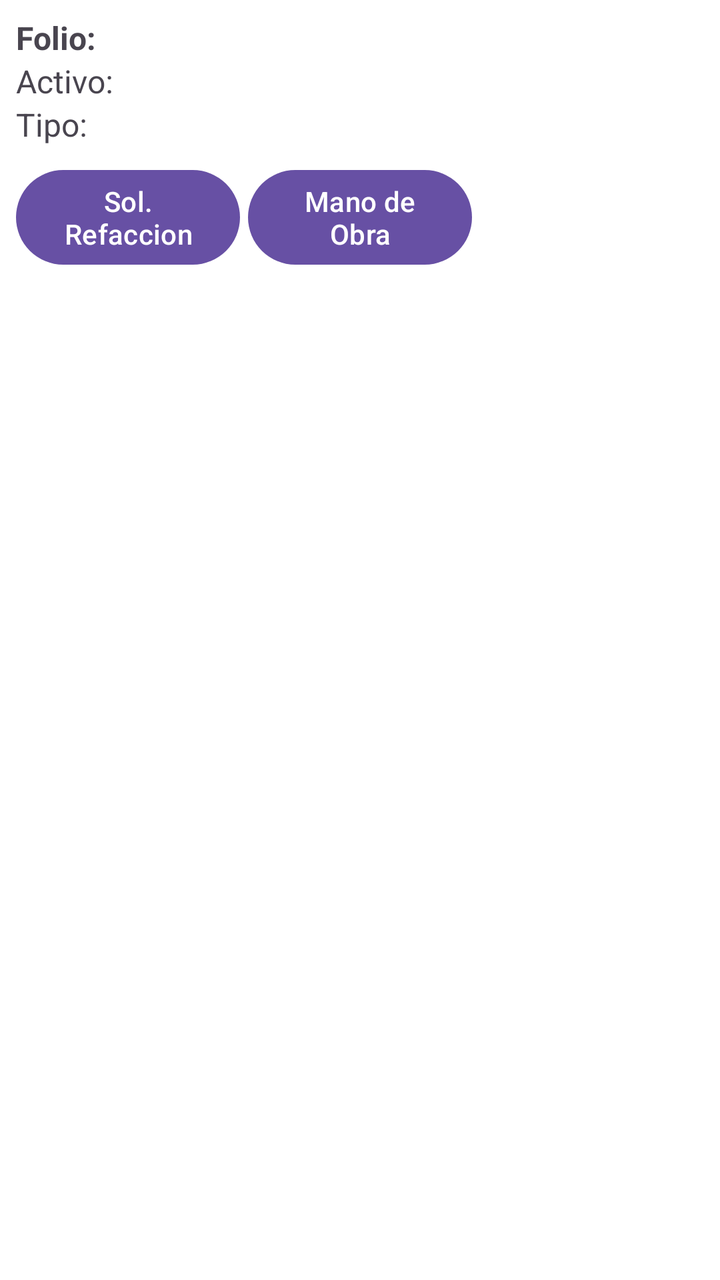
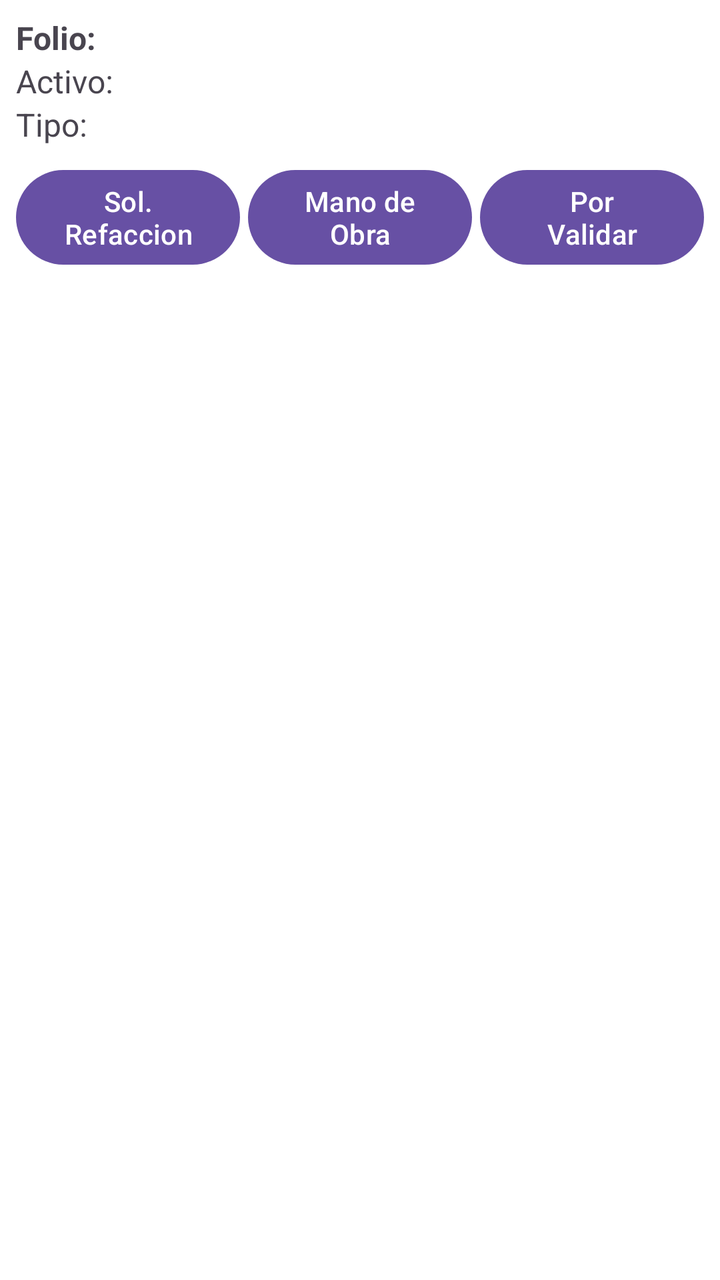

Screens rendered from an Android XML layout before and after an edit, with the pre-edit source and the edit as a unified diff.
<!-- AndroidManifest.xml: application theme Theme.Agroag_mro -->
<!-- res/layout/item_listado_ord.xml -->
<?xml version="1.0" encoding="utf-8"?>
<LinearLayout xmlns:android="http://schemas.android.com/apk/res/android"
    android:layout_width="match_parent"
    android:layout_height="wrap_content"
    android:orientation="vertical"
    android:padding="8dp"
    android:background="@android:color/white"
    android:layout_marginBottom="4dp"
    android:elevation="2dp">

    
    <TextView
        android:id="@+id/tvFolio"
        android:layout_width="wrap_content"
        android:layout_height="wrap_content"
        android:text="Folio:"
        android:textSize="16sp"
        android:textStyle="bold" />

    <TextView
        android:id="@+id/tvActivo"
        android:layout_width="wrap_content"
        android:layout_height="wrap_content"
        android:text="Activo:"
        android:textSize="16sp" />

    <TextView
        android:id="@+id/tvTipo"
        android:layout_width="wrap_content"
        android:layout_height="wrap_content"
        android:text="Tipo:"
        android:textSize="16sp" />

    
    <LinearLayout
        android:layout_width="match_parent"
        android:layout_height="wrap_content"
        android:orientation="horizontal"
        android:gravity="end"
        android:layout_marginTop="8dp">

        <Button
            android:id="@+id/btnsolicita"
            android:layout_width="0dp"
            android:layout_weight="1"
            android:layout_height="wrap_content"
            android:text="Sol. Refaccion"/>

        <Button
            android:id="@+id/btnCarga"
            android:layout_width="0dp"
            android:layout_height="wrap_content"
            android:layout_weight="1"
            android:text="Mano de Obra"
            android:layout_marginStart="4dp"
            android:layout_marginEnd="4dp" />

        <Button
            android:id="@+id/btnActivo"
            android:layout_width="0dp"
            android:layout_height="wrap_content"
            android:layout_weight="1"
            android:visibility="invisible"
            android:text="Registro Activo"/>
    </LinearLayout>
</LinearLayout>
<!-- resources referenced by this layout -->
<resources>
  <style name="Theme.Agroag_mro" parent="Base.Theme.Agroag_mro" />
  <style name="Base.Theme.Agroag_mro" parent="Theme.Material3.DayNight.NoActionBar">
          
          
      </style>
</resources>

<!-- the commit's change to res/layout/item_listado_ord.xml (unified diff, before → after) -->
@@ -60,7 +60,7 @@
             android:layout_width="0dp"
             android:layout_height="wrap_content"
             android:layout_weight="1"
-            android:visibility="invisible"
-            android:text="Registro Activo"/>
+            android:visibility="visible"
+            android:text="Por Validar"/>
     </LinearLayout>
 </LinearLayout>
